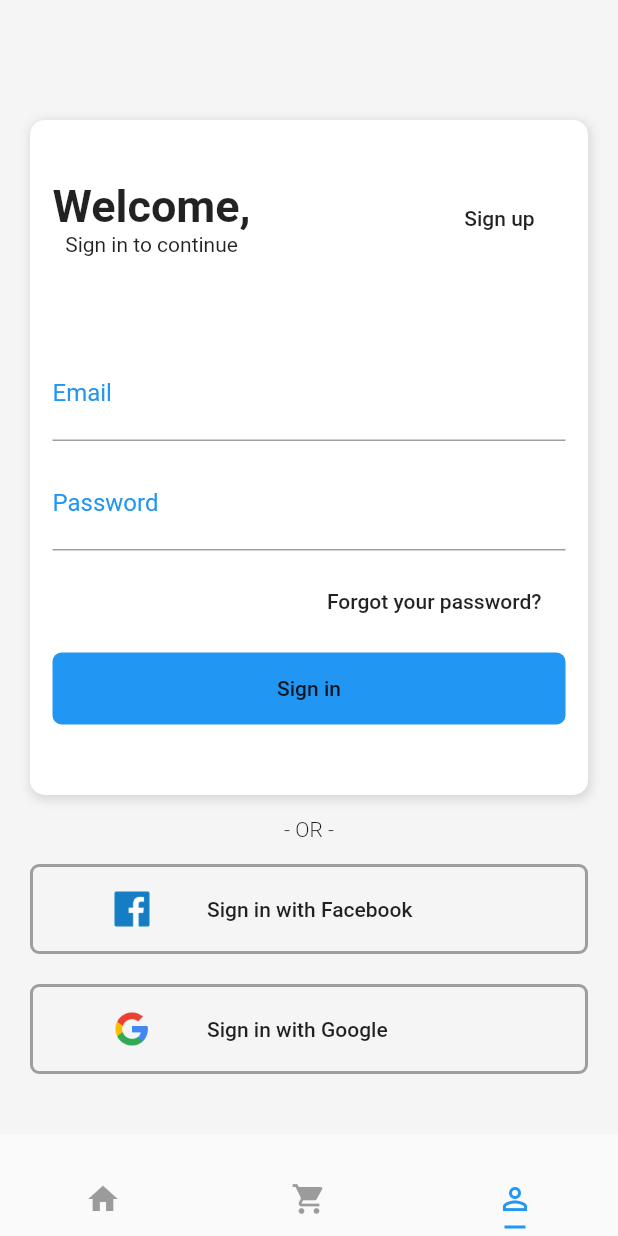
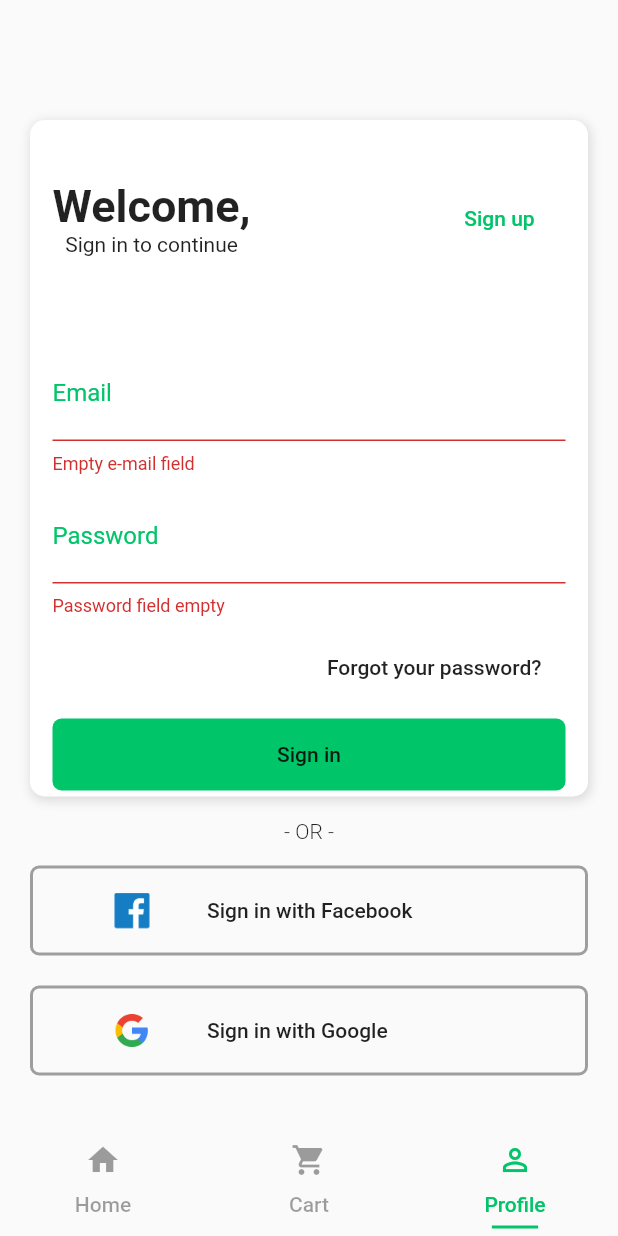
Before and after one commit to brunoscapri/flutter-estudo, a Flutter app: the screen it shows after launch, item 3 of the bottom bar chosen, after a tap on "Sign in", on a phone screen of 412 x 824 dp. Run offline on Flutter 3.47's test engine with Material 2 defaults, Android fonts, the phone set to English and light mode, and no system bars.

Commit message:
final commit

```diff
--- a/lib/main.dart
+++ b/lib/main.dart
@@ -1,6 +1,6 @@
 import 'package:flutter/material.dart';
-import 'package:layouts/pages/login.page.dart';
 import 'package:layouts/pages/tabs.page.dart';
+import 'package:layouts/themes/light.theme.dart';
 
 void main() => runApp(MyApp());
 
@@ -10,9 +10,7 @@ class MyApp extends StatelessWidget {
   Widget build(BuildContext context) {
     return MaterialApp(
       title: 'Flutter Demo',
-      theme: ThemeData(
-        primarySwatch: Colors.blue,
-      ),
+      theme: lightTheme(),
       home: DefaultTabController(length: 3, child: TabsPage()),
       debugShowCheckedModeBanner: false,
     );
--- a/lib/pages/home.page.dart
+++ b/lib/pages/home.page.dart
@@ -9,7 +9,6 @@ class HomePage extends StatelessWidget {
     return Scaffold(
       body: Container(
         child: Container(
-          color: Colors.white,
           child: Padding(
             padding: const EdgeInsets.only(left: 15, right: 15),
             child: Column(
@@ -24,10 +23,7 @@ class HomePage extends StatelessWidget {
                 ),
                 Text(
                   "Categories",
-                  style: TextStyle(
-                    fontSize: 24,
-                    fontWeight: FontWeight.w400,
-                  ),
+                  style: Theme.of(context).textTheme.headline,
                 ),
                 SizedBox(
                   height: 20,
@@ -44,10 +40,7 @@ class HomePage extends StatelessWidget {
                   children: <Widget>[
                     Text(
                       "Best Selling",
-                      style: TextStyle(
-                        fontSize: 24,
-                        fontWeight: FontWeight.w400,
-                      ),
+                      style: Theme.of(context).textTheme.headline,
                     ),
                     FlatButton(
                       onPressed: () {},
--- a/lib/pages/login.page.dart
+++ b/lib/pages/login.page.dart
@@ -1,14 +1,17 @@
 import 'package:flutter/material.dart';
-import 'package:layouts/pages/home.page.dart';
+
 import 'package:layouts/pages/singup.page.dart';
 
 class LoginPage extends StatelessWidget {
+  final _formKey = GlobalKey<FormState>();
+  String _email;
+  String _password;
+
   @override
   Widget build(BuildContext context) {
     return Scaffold(
       body: SingleChildScrollView(
         child: Container(
-          color: Color(0xFFF5F5F5),
           padding: EdgeInsets.only(
             top: 80,
             left: 20,
@@ -18,9 +21,9 @@ class LoginPage extends StatelessWidget {
           child: Column(
             children: <Widget>[
               Container(
-                height: 450,
+                height: 451,
                 decoration: BoxDecoration(
-                  color: Colors.white,
+                  color: Theme.of(context).accentColor,
                   borderRadius: new BorderRadius.all(Radius.circular(10)),
                   boxShadow: [
                     new BoxShadow(
@@ -32,6 +35,8 @@ class LoginPage extends StatelessWidget {
                 ),
                 child: Padding(
                   padding: EdgeInsets.only(left: 15, right: 15, top: 40),
+                  child: Form(
+                    key: _formKey,
                     child: Column(
                       children: <Widget>[
                         Row(
@@ -53,7 +58,9 @@ class LoginPage extends StatelessWidget {
                               ],
                             ),
                             FlatButton(
-                            child: Text("Sign up"),
+                              child: Text("Sign up",
+                                  style: TextStyle(
+                                      color: Theme.of(context).primaryColor)),
                               onPressed: () {
                                 Navigator.push(
                                   context,
@@ -80,6 +87,13 @@ class LoginPage extends StatelessWidget {
                           style: TextStyle(
                             fontSize: 20,
                           ),
+                          validator: (value) {
+                            if (value.isEmpty) {
+                              return "Empty e-mail field";
+                            }
+                            return null;
+                          },
+                          onSaved: (input) => _email = input,
                         ),
                         SizedBox(
                           height: 10,
@@ -97,6 +111,13 @@ class LoginPage extends StatelessWidget {
                           style: TextStyle(
                             fontSize: 20,
                           ),
+                          validator: (value) {
+                            if (value.isEmpty) {
+                              return "Password field empty";
+                            }
+                            return null;
+                          },
+                          onSaved: (input) => _password = input,
                         ),
                         SizedBox(
                           height: 10,
@@ -114,17 +135,27 @@ class LoginPage extends StatelessWidget {
                         Container(
                           width: double.infinity,
                           decoration: BoxDecoration(
-                          color: Colors.blue,
+                            color: Theme.of(context).primaryColor,
                             borderRadius: BorderRadius.all(
                               Radius.circular(6),
                             ),
                           ),
                           child: FlatButton(
-                          onPressed: () {},
+                            onPressed: () {
+                              if (_formKey.currentState.validate()) {
+                                _formKey.currentState.save();
+                                print(_email);
+                                print(_password);
+
+                                Scaffold.of(context).showSnackBar(
+                                    SnackBar(content: Text("Hello, $_email")));
+                              }
+                            },
                             child: Text("Sign in"),
                           ),
                         )
                       ],
+                    ),
                   ),
                 ),
               ),
--- a/lib/pages/singup.page.dart
+++ b/lib/pages/singup.page.dart
@@ -1,5 +1,4 @@
 import 'package:flutter/material.dart';
-import 'package:layouts/pages/home.page.dart';
 
 class SignupPage extends StatelessWidget {
   @override
@@ -11,7 +10,6 @@ class SignupPage extends StatelessWidget {
       ),
       body: SingleChildScrollView(
         child: Container(
-          color: Color(0xFFF5F5F5),
           padding: EdgeInsets.only(
             top: 40,
             left: 20,
--- a/lib/pages/tabs.page.dart
+++ b/lib/pages/tabs.page.dart
@@ -18,19 +18,22 @@ class TabsPage extends StatelessWidget {
         tabs: <Widget>[
           Tab(
             icon: new Icon(Icons.home),
+            text: "Home",
           ),
           Tab(
             icon: new Icon(Icons.shopping_cart),
+            text: "Cart",
           ),
           Tab(
             icon: Icon(Icons.perm_identity),
+            text: "Profile",
           ),
         ],
-        labelColor: Colors.blue,
+        labelColor: Theme.of(context).primaryColor,
         unselectedLabelColor: Colors.black38,
         indicatorSize: TabBarIndicatorSize.label,
         indicatorPadding: EdgeInsets.all(5),
-        indicatorColor: Colors.blue,
+        indicatorColor: Theme.of(context).primaryColor,
       ),
     );
   }
--- /dev/null
+++ b/lib/themes/light.theme.dart
@@ -0,0 +1,18 @@
+import 'package:flutter/material.dart';
+
+const brightness = Brightness.light;
+const primaryColor = const Color(0xFF00C569);
+const lightColor = const Color(0xFFFFFFFF);
+const backgroundColor = const Color(0xFFF5F5F5);
+
+ThemeData lightTheme() {
+  return ThemeData(
+      backgroundColor: backgroundColor,
+      brightness: brightness,
+      primaryColor: primaryColor,
+      accentColor: Colors.white,
+      textTheme: TextTheme(
+        body1: TextStyle(),
+        //headline: TextStyle(fontSize: 24),
+      ));
+}
--- a/lib/widgets/product/product-item.widget.dart
+++ b/lib/widgets/product/product-item.widget.dart
@@ -24,16 +24,26 @@ class ProductItem extends StatelessWidget {
       child: GestureDetector(
         onTap: () {
           Navigator.push(
-              context, MaterialPageRoute(builder: (context) => ProductPage()));
+              context,
+              MaterialPageRoute(
+                  builder: (context) => ProductPage(
+                        image: image,
+                        description: description,
+                        title: title,
+                        price: price,
+                      )));
         },
         child: Column(
           crossAxisAlignment: CrossAxisAlignment.start,
           children: <Widget>[
-            Image.asset(
-              image,
-              fit: BoxFit.cover,
-              width: 170,
-              height: 170,
+            Hero(
+              tag: image,
+              child: Image.asset(
+                image,
+                fit: BoxFit.cover,
+                width: 170,
+                height: 170,
+              ),
             ),
             SizedBox(
               height: 15,
--- a/lib/widgets/search-box.widget.dart
+++ b/lib/widgets/search-box.widget.dart
@@ -1,6 +1,30 @@
 import 'package:flutter/material.dart';
 
-class SearchBox extends StatelessWidget {
+class SearchBox extends StatefulWidget {
+  @override
+  _SearchBoxState createState() => _SearchBoxState();
+}
+
+class _SearchBoxState extends State<SearchBox>
+    with SingleTickerProviderStateMixin {
+  AnimationController _controller;
+
+  @override
+  void initState() {
+    super.initState();
+    _controller = new AnimationController(
+        vsync: this,
+        duration: Duration(
+          seconds: 1,
+        ));
+  }
+
+  @override
+  void dispose() {
+    _controller.dispose();
+    super.dispose();
+  }
+
   @override
   Widget build(BuildContext context) {
     return Container(
```
Also changed, not shown: lib/pages/cart.page.dart (+4 -4 lines), lib/pages/product.page.dart (+19 -5 lines). Lines whose indentation alone changed are shown as unchanged.
